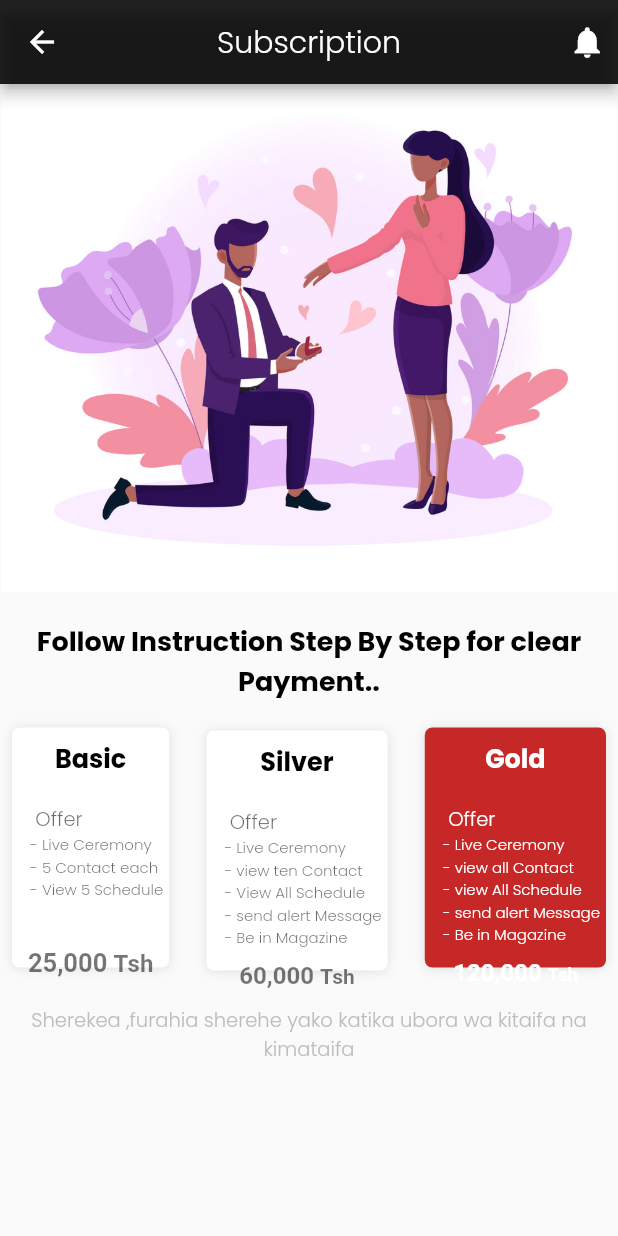
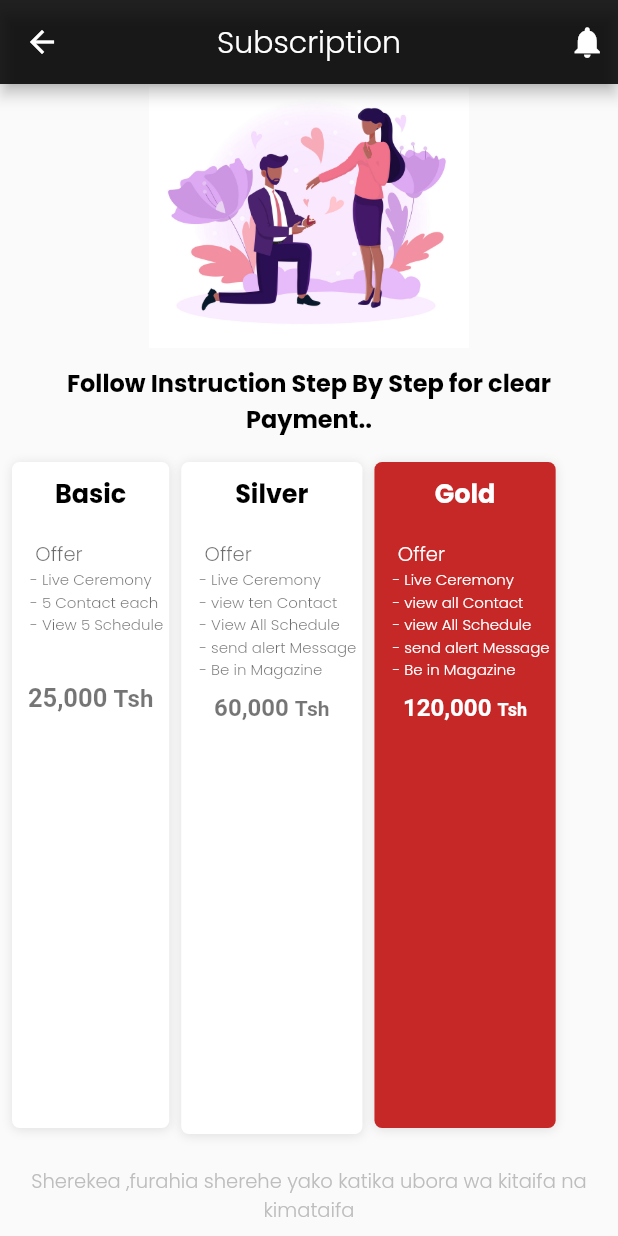
Before and after one commit to nevilly/sherekoo, a Flutter app: the SubscriptionPage screen opened directly, on a phone screen of 412 x 824 dp. Run offline on Flutter 3.47's test engine with Material 2 defaults, Android fonts, the phone set to English and light mode, and no system bars; our stand-ins replace curved_navigation_bar, image_picker, share_plus, shared_preferences, video_player and 1 more; missing offline and left inert: dart:ffi, image_watermark; accounts and stored records are empty.

Commit message:
subsriptionPage: getContact route, fix overFlowing Problem

```diff
--- a/lib/screens/subscriptionScreen/busnessSubscription.dart
+++ b/lib/screens/subscriptionScreen/busnessSubscription.dart
@@ -164,7 +164,8 @@ class _BusnessSubscriptionState extends State<BusnessSubscription> {
 
           //Our package list
           Expanded(
-            child: ListView(scrollDirection: Axis.horizontal, children: [
+            child: ListView(
+              scrollDirection: Axis.horizontal, children: [
               //free offer
               Padding(
                 padding: const EdgeInsets.only(
--- a/lib/screens/subscriptionScreen/subscription.dart
+++ b/lib/screens/subscriptionScreen/subscription.dart
@@ -1,6 +1,4 @@
 import 'package:flutter/material.dart';
-
-import '../../widgets/notifyWidget/notifyWidget.dart';
 
 class SubscriptionPage extends StatefulWidget {
   const SubscriptionPage({Key? key}) : super(key: key);
@@ -41,6 +39,7 @@ class _SubscriptionPageState extends State<SubscriptionPage> {
             const Image(
               image: AssetImage("assets/subscription/subscription.png"),
               fit: BoxFit.cover,
+              height: 185,
             ),
             const Padding(
               padding:
@@ -51,14 +50,15 @@ class _SubscriptionPageState extends State<SubscriptionPage> {
                 textAlign: TextAlign.center,
                 style: TextStyle(
                     fontWeight: FontWeight.bold,
-                    fontSize: 18,
+                    fontSize: 16,
                     color: Colors.black),
               )),
             ),
             const SizedBox(
               height: 5,
             ),
-            Row(mainAxisAlignment: MainAxisAlignment.spaceBetween, children: [
+            Expanded(
+              child: ListView(scrollDirection: Axis.horizontal, children: [
                 Padding(
                   padding: const EdgeInsets.only(
                       top: 4.0, left: 8, right: 4.0, bottom: 8.0),
@@ -73,7 +73,7 @@ class _SubscriptionPageState extends State<SubscriptionPage> {
                       });
                     },
                     child: Container(
-                    height: 160,
+                      // height: 160,
                       // width: 120,
                       decoration: BoxDecoration(
                         color: _color,
@@ -177,7 +177,7 @@ class _SubscriptionPageState extends State<SubscriptionPage> {
                       });
                     },
                     child: Container(
-                    height: 160,
+                      // height: 160,
                       // width: 120,
                       decoration: BoxDecoration(
                         color: _color,
@@ -294,7 +294,7 @@ class _SubscriptionPageState extends State<SubscriptionPage> {
                       });
                     },
                     child: Container(
-                    height: 160,
+                      // height: 160,
                       // width: 120,
                       decoration: BoxDecoration(
                         color: Colors.red.shade800,
@@ -407,6 +407,7 @@ class _SubscriptionPageState extends State<SubscriptionPage> {
                   ),
                 ),
               ]),
+            ),
             const SizedBox(
               height: 10,
             ),
```
Lines whose indentation alone changed are shown as unchanged.
